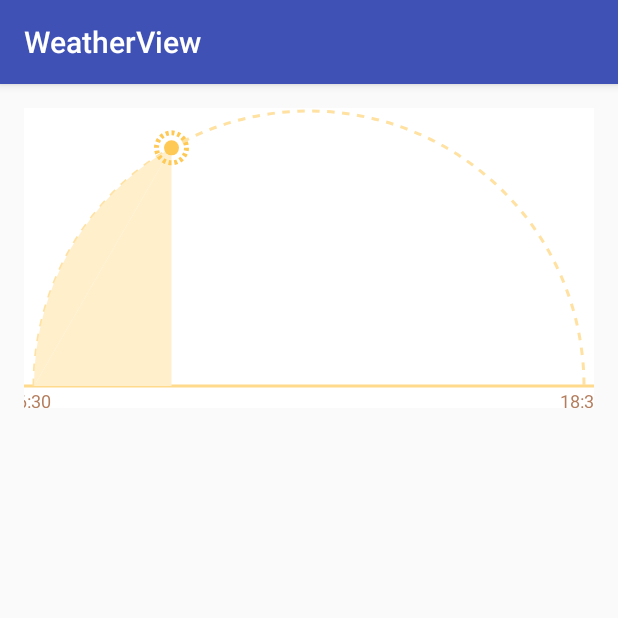
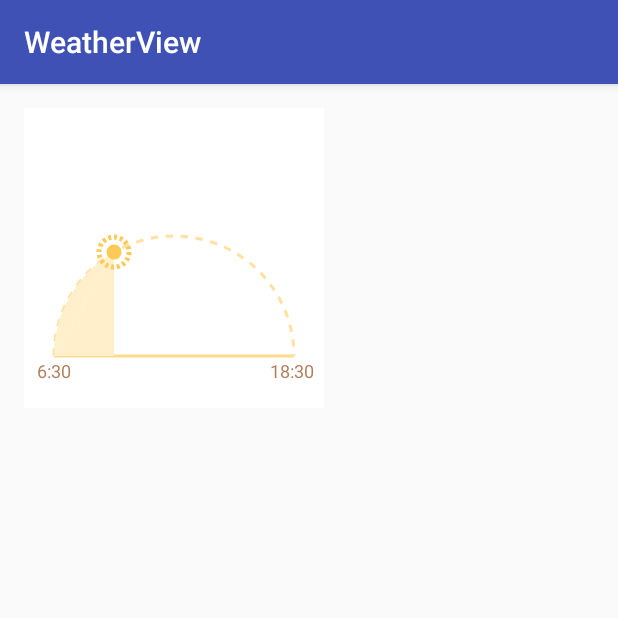
Before and after one commit to loongwind/WeatherView, an Android app: the screen it shows after launch (MainActivity), on a phone screen of 412 x 824 dp, the top half of it. Run offline under Robolectric (Android 15) with nearby library versions, the phone set to English and light mode, and no system bars.

```diff
--- a/app/src/main/res/layout/activity_main.xml
+++ b/app/src/main/res/layout/activity_main.xml
@@ -16,7 +16,8 @@
 
 
     <com.cm.weatherview.WeatherView
-        android:layout_width="match_parent"
-        android:layout_height="200dp" />
+        android:layout_width="200dp"
+        android:layout_height="200dp"
+        android:padding="20dp"/>
 
 </RelativeLayout>
```
